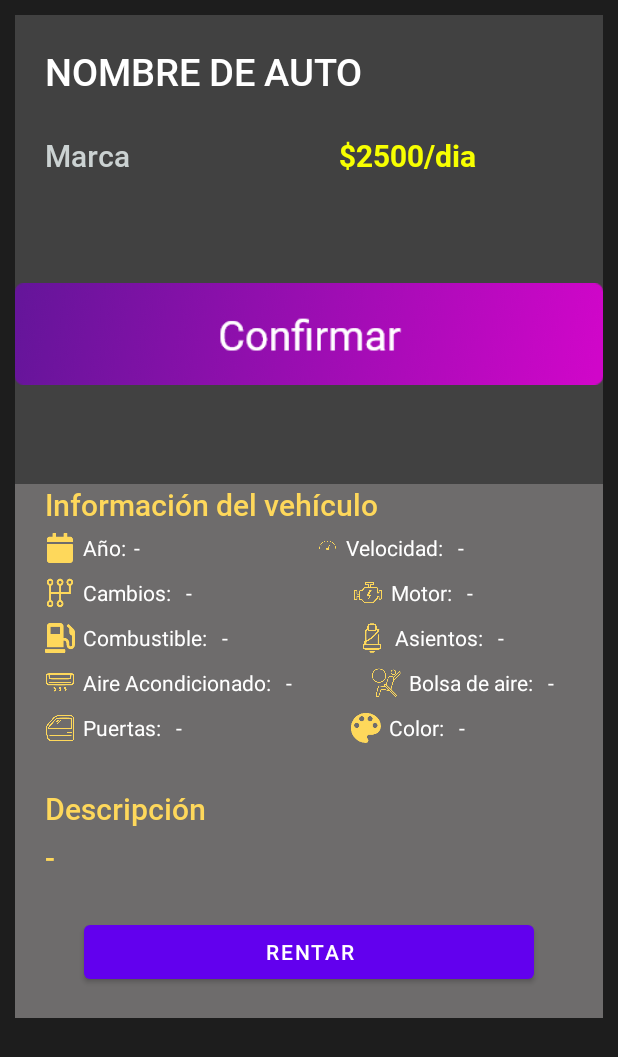
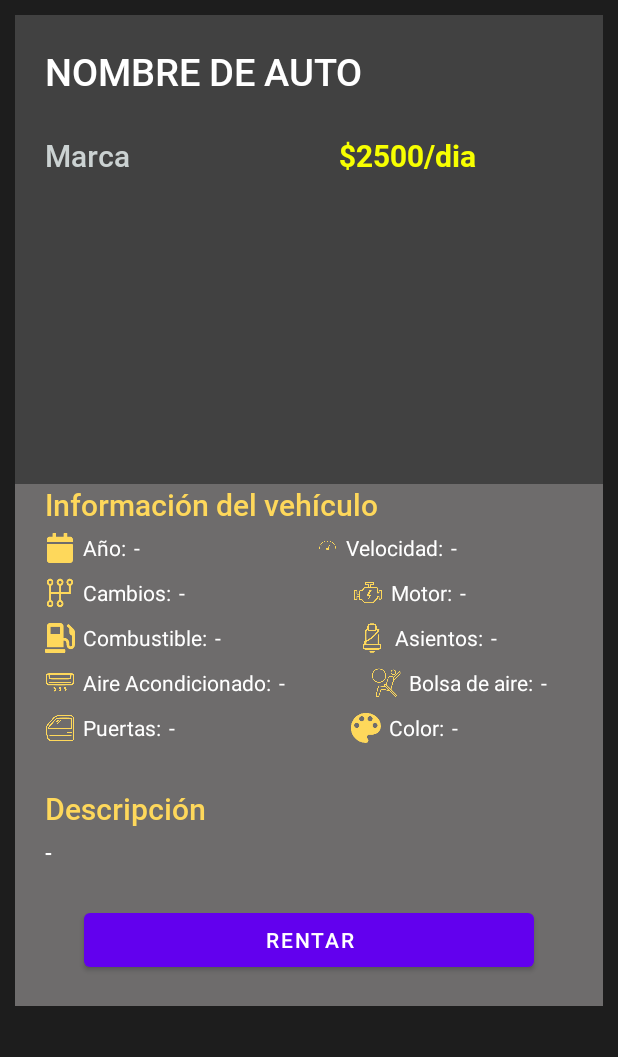
Before and after one commit to HazaelMorales/Drivus, an Android app: the layout fragment_datos__autos.xml on its own in the app's theme, with its tools: preview values and no code run, on a phone screen of 412 x 824 dp. Shown: the top 1057 px of the screen. Run offline under Robolectric (Android 15) with nearby library versions, the phone set to English and light mode, and no system bars.

Commit message:
nueva actualizacion

```diff
--- a/DrivUs/app/build.gradle
+++ b/DrivUs/app/build.gradle
@@ -43,6 +43,7 @@ dependencies {
     androidTestImplementation 'androidx.test.espresso:espresso-core:3.3.0'
     implementation 'com.android.support:design:30.0.0-alpha1'
     implementation 'com.android.volley:volley:1.2.0'
+    implementation 'androidx.fragment:fragment:1.4.0-alpha04'
 
 
     apply plugin: "androidx.navigation.safeargs"
--- a/DrivUs/app/src/main/java/com/example/drivus/LoginActivity.java
+++ b/DrivUs/app/src/main/java/com/example/drivus/LoginActivity.java
@@ -65,13 +65,13 @@ public class LoginActivity extends AppCompatActivity implements View.OnClickList
                             Toast.makeText(LoginActivity.this, "Usuario o Contraseña Incorrecta", Toast.LENGTH_LONG).show();
                         }
                     } catch (JSONException e) {
-                        e.printStackTrace();
+                        Toast.makeText(LoginActivity.this, "Usuario o Contraseña Incorrecta", Toast.LENGTH_LONG).show();
                     }
                 }
             }, new Response.ErrorListener() {
                 @Override
                 public void onErrorResponse(VolleyError error) {
-                    Toast.makeText(LoginActivity.this, error.toString(), Toast.LENGTH_LONG).show();
+                    Toast.makeText(LoginActivity.this, "Usuario o Contraseña Incorrecta", Toast.LENGTH_LONG).show();
                 }
             }) {
                 @Override
--- a/DrivUs/app/src/main/res/layout/activity_inicio__prueba.xml
+++ b/DrivUs/app/src/main/res/layout/activity_inicio__prueba.xml
@@ -4,6 +4,7 @@
     xmlns:tools="http://schemas.android.com/tools"
     android:layout_width="match_parent"
     android:layout_height="match_parent"
+    android:id="@+id/mainLayout"
     tools:context=".Inicio_Prueba">
 
     <androidx.appcompat.widget.Toolbar
--- a/DrivUs/app/src/main/res/layout/fragment_datos__autos.xml
+++ b/DrivUs/app/src/main/res/layout/fragment_datos__autos.xml
@@ -60,11 +60,10 @@
         </LinearLayout>
 
         <ImageView
-            android:id="@+id/imagen_auto"
+            android:id="@+id/imagen_auto_2"
             android:layout_width="match_parent"
             android:layout_height="200dp"
-            android:layout_gravity="center"
-            app:srcCompat="@mipmap/boton_confirmar"/>
+            android:layout_gravity="center"/>
 
         <LinearLayout
             android:layout_width="match_parent"
@@ -134,7 +133,7 @@
                     android:layout_width="match_parent"
                     android:layout_height="wrap_content"
                     android:layout_marginBottom="10dp"
-                    android:layout_marginLeft="10dp"
+                    android:layout_marginLeft="5dp"
                     android:layout_weight="1"
                     android:textColor="@color/white"
                     android:text="-" />
@@ -165,7 +164,7 @@
                     android:id="@+id/auto_cambios"
                     android:layout_width="match_parent"
                     android:layout_height="match_parent"
-                    android:layout_marginLeft="10dp"
+                    android:layout_marginLeft="5dp"
                     android:layout_marginBottom="10dp"
                     android:layout_weight="1"
                     android:textColor="@color/white"
@@ -191,7 +190,7 @@
                     android:layout_width="match_parent"
                     android:layout_height="wrap_content"
                     android:layout_marginBottom="10dp"
-                    android:layout_marginLeft="10dp"
+                    android:layout_marginLeft="5dp"
                     android:layout_weight="1"
                     android:textColor="@color/white"
                     android:text="-" />
@@ -221,7 +220,7 @@
                     android:id="@+id/auto_combustible"
                     android:layout_width="match_parent"
                     android:layout_height="wrap_content"
-                    android:layout_marginLeft="10dp"
+                    android:layout_marginLeft="5dp"
                     android:layout_marginBottom="10dp"
                     android:layout_weight="1"
                     android:textColor="@color/white"
@@ -247,7 +246,7 @@
                     android:layout_width="match_parent"
                     android:layout_height="wrap_content"
                     android:layout_marginBottom="10dp"
-                    android:layout_marginLeft="10dp"
+                    android:layout_marginLeft="5dp"
                     android:layout_weight="1"
                     android:textColor="@color/white"
                     android:text="-" />
@@ -277,7 +276,7 @@
                     android:id="@+id/auto_aire_acondicionado"
                     android:layout_width="match_parent"
                     android:layout_height="wrap_content"
-                    android:layout_marginLeft="10dp"
+                    android:layout_marginLeft="5dp"
                     android:layout_marginBottom="10dp"
                     android:layout_weight="1"
                     android:textColor="@color/white"
@@ -303,7 +302,7 @@
                     android:layout_width="match_parent"
                     android:layout_height="wrap_content"
                     android:layout_marginBottom="10dp"
-                    android:layout_marginLeft="10dp"
+                    android:layout_marginLeft="5dp"
                     android:layout_weight="1"
                     android:textColor="@color/white"
                     android:text="-" />
@@ -333,7 +332,7 @@
                     android:id="@+id/auto_puertas"
                     android:layout_width="match_parent"
                     android:layout_height="wrap_content"
-                    android:layout_marginLeft="10dp"
+                    android:layout_marginLeft="5dp"
                     android:layout_marginBottom="10dp"
                     android:layout_weight="1"
                     android:textColor="@color/white"
@@ -358,11 +357,11 @@
                     android:id="@+id/auto_color"
                     android:layout_width="match_parent"
                     android:layout_height="wrap_content"
+                    android:layout_marginLeft="5dp"
                     android:layout_marginBottom="10dp"
-                    android:layout_marginLeft="10dp"
                     android:layout_weight="1"
-                    android:textColor="@color/white"
-                    android:text="-" />
+                    android:text="-"
+                    android:textColor="@color/white" />
             </LinearLayout>
         </LinearLayout>
         <LinearLayout
@@ -383,6 +382,7 @@
                 android:textSize="20dp" />
 
             <TextView
+                android:id="@+id/auto_descripcion"
                 android:layout_width="match_parent"
                 android:layout_height="wrap_content"
                 android:layout_marginLeft="20dp"
@@ -390,8 +390,7 @@
                 android:layout_marginBottom="5dp"
                 android:fontFamily="@font/roboto_medium"
                 android:text="-"
-                android:textColor="@color/color_informacion_del_vehiculo"
-                android:textSize="20dp" />
+                android:textColor="@color/white" />
 
             <Button
                 android:id="@+id/button_rentar"
--- a/DrivUs/app/src/main/res/layout/fragment_todos_autos.xml
+++ b/DrivUs/app/src/main/res/layout/fragment_todos_autos.xml
@@ -4,6 +4,7 @@
     android:layout_width="match_parent"
     android:layout_height="match_parent"
     android:orientation="vertical"
+    android:id="@+id/mostrar_autos"
     tools:context=".fragments.home.TodosAutosFragment">
 
     <androidx.recyclerview.widget.RecyclerView
```
Also changed, not shown: DrivUs/app/src/main/java/com/example/drivus/Datos_Autos.java (+102 -1 lines), DrivUs/app/src/main/java/com/example/drivus/ListAdapter.java (+16 -3 lines), DrivUs/app/src/main/java/com/example/drivus/elementos_listas_carros.java (+51 -0 lines), DrivUs/app/src/main/java/com/example/drivus/fragments/home/TodosAutosFragment.java (+57 -2 lines), DrivUs/app/src/main/res/layout/elementos_listas_carros.xml (+2 -10 lines).
